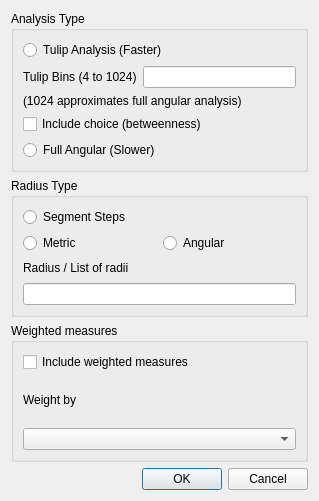
Above: qtgui/UI/SegmentAnalysisDlg.ui from spatialnous/depthmapQ before the change. Below: the same form after it.
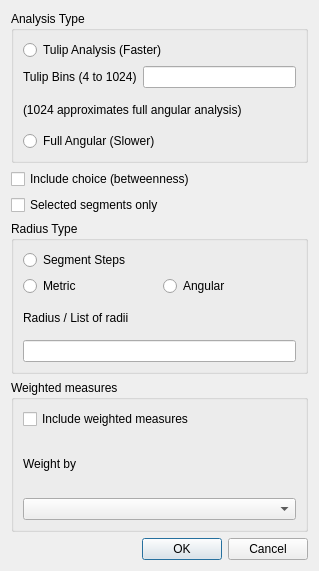
That is the form after the change.

Commit message: Remove names from layouts and labels

What changed in the file:
```diff
--- a/qtgui/UI/SegmentAnalysisDlg.ui
+++ b/qtgui/UI/SegmentAnalysisDlg.ui
@@ -7,19 +7,19 @@
     <x>0</x>
     <y>0</y>
     <width>319</width>
-    <height>501</height>
+    <height>571</height>
    </rect>
   </property>
   <property name="windowTitle">
    <string>Segment Analysis Options</string>
   </property>
-  <layout class="QVBoxLayout" name="verticalLayout_7">
+  <layout class="QVBoxLayout">
    <item>
     <widget class="QGroupBox" name="groupBox">
      <property name="title">
       <string>Analysis Type</string>
      </property>
-     <layout class="QVBoxLayout" name="verticalLayout_2">
+     <layout class="QVBoxLayout">
       <item>
        <widget class="QRadioButton" name="c_analysis_type">
         <property name="text">
@@ -28,13 +28,13 @@
        </widget>
       </item>
       <item>
-       <layout class="QVBoxLayout" name="verticalLayout">
+       <layout class="QVBoxLayout">
         <item>
-         <layout class="QHBoxLayout" name="horizontalLayout">
+         <layout class="QHBoxLayout">
           <item>
-           <widget class="QLabel" name="label">
+           <widget class="QLabel">
             <property name="layoutDirection">
-             <enum>Qt::LeftToRight</enum>
+             <enum>Qt::LayoutDirection::LeftToRight</enum>
             </property>
             <property name="text">
              <string>Tulip Bins (4 to 1024)</string>
@@ -47,7 +47,7 @@
          </layout>
         </item>
         <item>
-         <widget class="QLabel" name="label_2">
+         <widget class="QLabel">
           <property name="text">
            <string>(1024 approximates full angular analysis)</string>
           </property>
@@ -55,13 +55,6 @@
         </item>
        </layout>
       </item>
-      <item>
-       <widget class="QCheckBox" name="c_choice">
-        <property name="text">
-         <string>Include choice (betweenness)</string>
-        </property>
-       </widget>
-      </item>
       <item>
        <widget class="QRadioButton" name="c_radio2">
         <property name="text">
@@ -72,12 +65,37 @@
      </layout>
     </widget>
    </item>
+   <item>
+    <layout class="QVBoxLayout">
+     <item>
+      <widget class="QCheckBox" name="c_choice">
+       <property name="text">
+        <string>Include choice (betweenness)</string>
+       </property>
+      </widget>
+     </item>
+     <item>
+      <widget class="QCheckBox" name="c_selected_only">
+       <property name="toolTip">
+        <string>
+         This only really limits choice which requires traversing and
+         back-tracking. The other metrics can be calculated using
+         step depth algorithms
+        </string>
+       </property>
+       <property name="text">
+        <string>Selected segments only</string>
+       </property>
+      </widget>
+     </item>
+    </layout>
+   </item>
    <item>
     <widget class="QGroupBox" name="groupBox_2">
      <property name="title">
       <string>Radius Type</string>
      </property>
-     <layout class="QVBoxLayout" name="verticalLayout_4">
+     <layout class="QVBoxLayout">
       <item>
        <widget class="QRadioButton" name="c_radius_type">
         <property name="text">
@@ -86,7 +104,7 @@
        </widget>
       </item>
       <item>
-       <layout class="QHBoxLayout" name="horizontalLayout_2">
+       <layout class="QHBoxLayout">
         <item>
          <widget class="QRadioButton" name="radioButton">
           <property name="text">
@@ -104,9 +122,9 @@
        </layout>
       </item>
       <item>
-       <layout class="QVBoxLayout" name="verticalLayout_3">
+       <layout class="QVBoxLayout">
         <item>
-         <widget class="QLabel" name="label_3">
+         <widget class="QLabel">
           <property name="text">
            <string>Radius / List of radii</string>
           </property>
@@ -125,7 +143,7 @@
      <property name="title">
       <string>Weighted measures</string>
      </property>
-     <layout class="QVBoxLayout" name="verticalLayout_6">
+     <layout class="QVBoxLayout">
       <item>
        <widget class="QCheckBox" name="c_weighted">
         <property name="text">
@@ -134,9 +152,9 @@
        </widget>
       </item>
       <item>
-       <layout class="QVBoxLayout" name="verticalLayout_5">
+       <layout class="QVBoxLayout">
         <item>
-         <widget class="QLabel" name="label_4">
+         <widget class="QLabel">
           <property name="text">
            <string>Weight by</string>
           </property>
@@ -151,7 +169,7 @@
     </widget>
    </item>
    <item>
-    <layout class="QHBoxLayout" name="horizontalLayout_3">
+    <layout class="QHBoxLayout">
      <item>
       <spacer name="horizontalSpacer">
        <property name="orientation">
```
Left out of the diff: 2 changed lines with no effect on the pictures. The commit also changes 27 other files.
